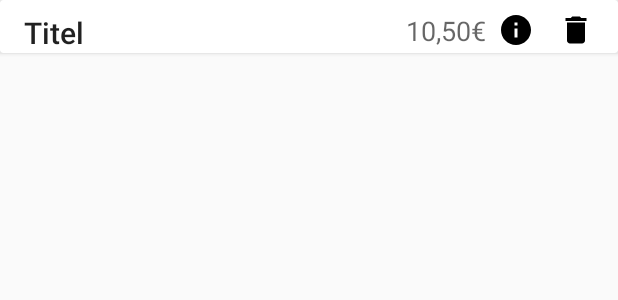
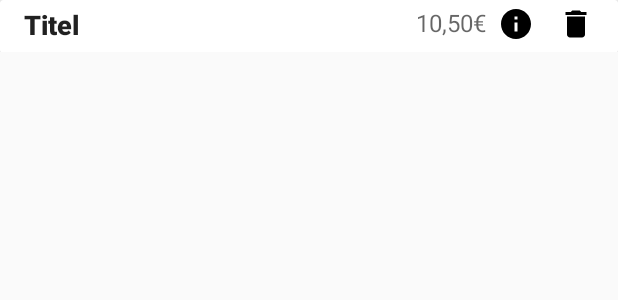
Before and after one commit to Schuetze19/SelfmadeMoney, an Android app: the layout meine_auftrage_row_item.xml on its own in the app's theme, with its tools: preview values and no code run, on a phone screen of 412 x 824 dp. Shown: the top 300 px of the screen. Run offline under Robolectric (Android 15) with nearby library versions, the phone set to English and light mode, and no system bars.

```diff
--- a/app/src/main/res/layout/meine_auftrage_row_item.xml
+++ b/app/src/main/res/layout/meine_auftrage_row_item.xml
@@ -1,25 +1,22 @@
 <?xml version="1.0" encoding="utf-8"?>
-<android.support.constraint.ConstraintLayout
-    xmlns:android="http://schemas.android.com/apk/res/android"
+<android.support.constraint.ConstraintLayout xmlns:android="http://schemas.android.com/apk/res/android"
     xmlns:app="http://schemas.android.com/apk/res-auto"
     xmlns:tools="http://schemas.android.com/tools"
     android:layout_width="match_parent"
-    android:layout_height="match_parent">
+    android:layout_height="wrap_content"
+    android:maxHeight="35dp"
+    android:minHeight="35dp">
 
     <android.support.v7.widget.CardView
         android:layout_width="0dp"
-        android:layout_height="wrap_content"
+        android:layout_height="35dp"
         app:layout_constraintEnd_toEndOf="parent"
         app:layout_constraintStart_toStartOf="parent"
         app:layout_constraintTop_toTopOf="parent">
 
-        <ScrollView
+        <android.support.constraint.ConstraintLayout
             android:layout_width="match_parent"
             android:layout_height="match_parent">
-
-            <android.support.constraint.ConstraintLayout
-                android:layout_width="match_parent"
-                android:layout_height="wrap_content">
 
             <TextView
                 android:id="@+id/txtTitel"
@@ -27,9 +24,11 @@
                 android:layout_height="wrap_content"
                 android:layout_marginEnd="16dp"
                 android:layout_marginStart="16dp"
-                    android:layout_marginTop="8dp"
+                android:layout_marginTop="4dp"
                 android:text="Titel"
                 android:textAppearance="@android:style/TextAppearance.Material.Title"
+                android:textSize="18sp"
+                android:textStyle="bold"
                 app:layout_constraintEnd_toStartOf="@+id/txtVerguetung"
                 app:layout_constraintHorizontal_bias="0.0"
                 app:layout_constraintStart_toStartOf="parent"
@@ -40,34 +39,34 @@
                 android:layout_width="wrap_content"
                 android:layout_height="wrap_content"
                 android:layout_marginEnd="8dp"
-                    android:layout_marginTop="8dp"
+                android:layout_marginTop="4dp"
                 android:text="10,50€"
                 android:textAppearance="@android:style/TextAppearance.Material.Medium"
-                    app:layout_constraintEnd_toStartOf="@+id/imageView"
+                android:textSize="16sp"
+                app:layout_constraintEnd_toStartOf="@+id/imageViewInfo"
                 app:layout_constraintTop_toTopOf="parent" />
 
             <ImageView
-                    android:id="@+id/imageView"
+                android:id="@+id/imageViewInfo"
                 android:layout_width="wrap_content"
                 android:layout_height="wrap_content"
                 android:layout_marginEnd="16dp"
-                    android:layout_marginTop="8dp"
-                    app:layout_constraintEnd_toStartOf="@+id/imageView3"
+                android:layout_marginTop="4dp"
+                app:layout_constraintEnd_toStartOf="@+id/imageViewDelete"
                 app:layout_constraintTop_toTopOf="parent"
                 app:srcCompat="@drawable/ic_info_black_24dp" />
 
             <ImageView
-                    android:id="@+id/imageView3"
+                android:id="@+id/imageViewDelete"
                 android:layout_width="wrap_content"
                 android:layout_height="wrap_content"
                 android:layout_marginEnd="16dp"
-                    android:layout_marginTop="8dp"
+                android:layout_marginTop="4dp"
                 app:layout_constraintEnd_toEndOf="parent"
                 app:layout_constraintTop_toTopOf="parent"
                 app:srcCompat="@drawable/ic_delete_black_24dp" />
 
         </android.support.constraint.ConstraintLayout>
-        </ScrollView>
 
     </android.support.v7.widget.CardView>
 </android.support.constraint.ConstraintLayout>
```
Also changed, not shown: app/src/main/java/com/example/dennis/selfmademoney/adapter/MeineAuftraegeViewAdapter.java (added, +78 -0 lines), app/src/main/java/com/example/dennis/selfmademoney/view/fragment/MeineAuftrageFragment.java (+9 -1 lines). Lines whose indentation alone changed are shown as unchanged.
